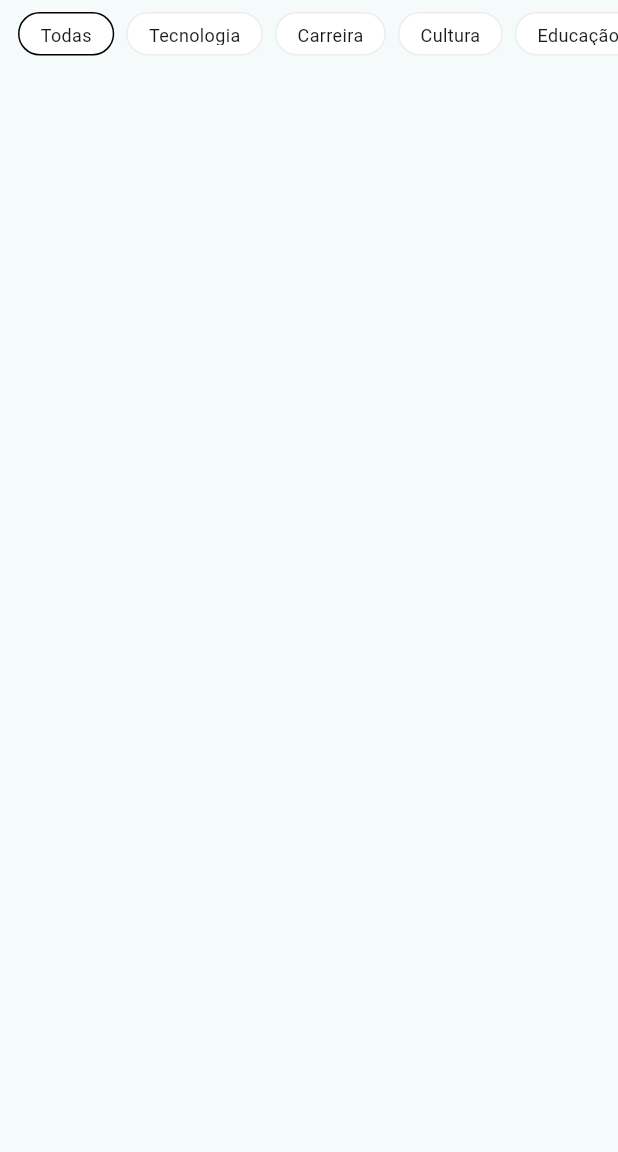
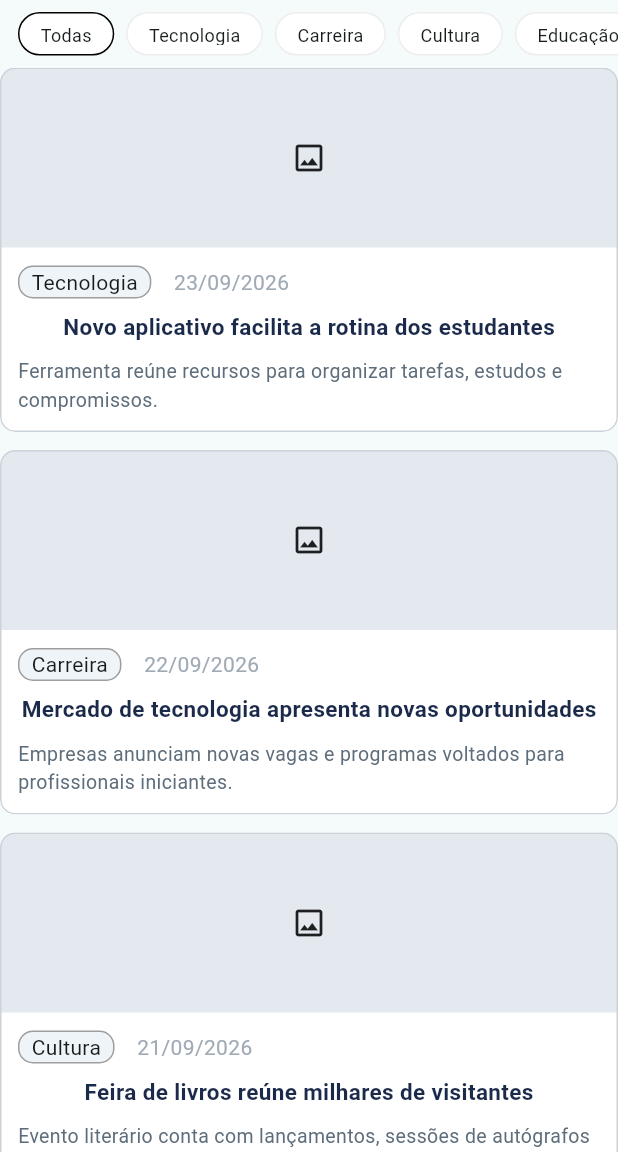
Before and after one commit to GustavoMessiasDeAzevedo/app_noticias, a Flutter app: the screen it shows after launch, on a phone screen of 412 x 824 dp, the part 84-1236 px from its top. Run offline on Flutter 3.47's test engine with Material 3 defaults, Android fonts, the phone set to English and light mode, and no system bars.

Commit message:
Implementação da lista de noticia

```diff
--- a/lib/home_page.dart
+++ b/lib/home_page.dart
@@ -98,6 +98,91 @@ class HomePage extends StatelessWidget {
               }).toList(),
             ),
           ),
+          Expanded(
+            child: ListView.builder(
+              itemCount: noticias.length,
+              itemBuilder: (context, index) {
+                final noticia = noticias[index];
+                return Card(
+                  margin: const EdgeInsets.only(bottom: 12),
+                  elevation: 0,
+                  color: Colors.white,
+                  clipBehavior: Clip.antiAlias,
+                  shape: RoundedRectangleBorder(
+                    borderRadius: BorderRadius.circular(10),
+                    side: const BorderSide(color: Color(0XFFCBD2D9)),
+                  ),
+                  child: Column(
+                    children: [
+                      Container(
+                        width: double.infinity,
+                        height: 120,
+                        color: const Color(0XFFE4E9EF),
+                        child: const Icon(Icons.image_outlined),
+                      ),
+
+                      Padding(
+                        padding: const EdgeInsets.all(12),
+                        child: Column(
+                          children: [
+                            Row(
+                              children: [
+                                Container(
+                                  padding: const EdgeInsets.symmetric(
+                                    horizontal: 8,
+                                  ),
+                                  decoration: BoxDecoration(
+                                    color: const Color(0xFFEFF4F8),
+                                    borderRadius: BorderRadius.circular(10),
+                                    border: Border.all(
+                                      color: Colors.grey,
+                                    ),
+                                  ),
+                                  child: Text(noticia['categoria']),
+                                ),
+                                const SizedBox(
+                                  width: 15,
+                                ),
+                                Text(
+                                  noticia['data'],
+                                  style: const TextStyle(
+                                    color: Color(0Xff19aa5b1),
+                                  ),
+                                ),
+                              ],
+                            ),
+                            const SizedBox(
+                              height: 8,
+                            ),
+                            Text(
+                              noticia['titulo'],
+                              style: const TextStyle(
+                                fontSize: 15,
+                                fontWeight: FontWeight.bold,
+                                color: Color(0xFF1B2A4A),
+                              ),
+                              maxLines: 2,
+                              overflow: TextOverflow.ellipsis,
+                            ),
+                            const SizedBox(height: 10),
+                            Text(
+                              noticia['resumo'],
+                              style: const TextStyle(
+                                fontSize: 13,
+                                color: Color(0Xffb5b6b79),
+                              ),
+                              maxLines: 3,
+                              overflow: TextOverflow.ellipsis,
+                            ),
+                          ],
+                        ),
+                      ),
+                    ],
+                  ),
+                );
+              },
+            ),
+          ),
         ],
       ),
     );
```
